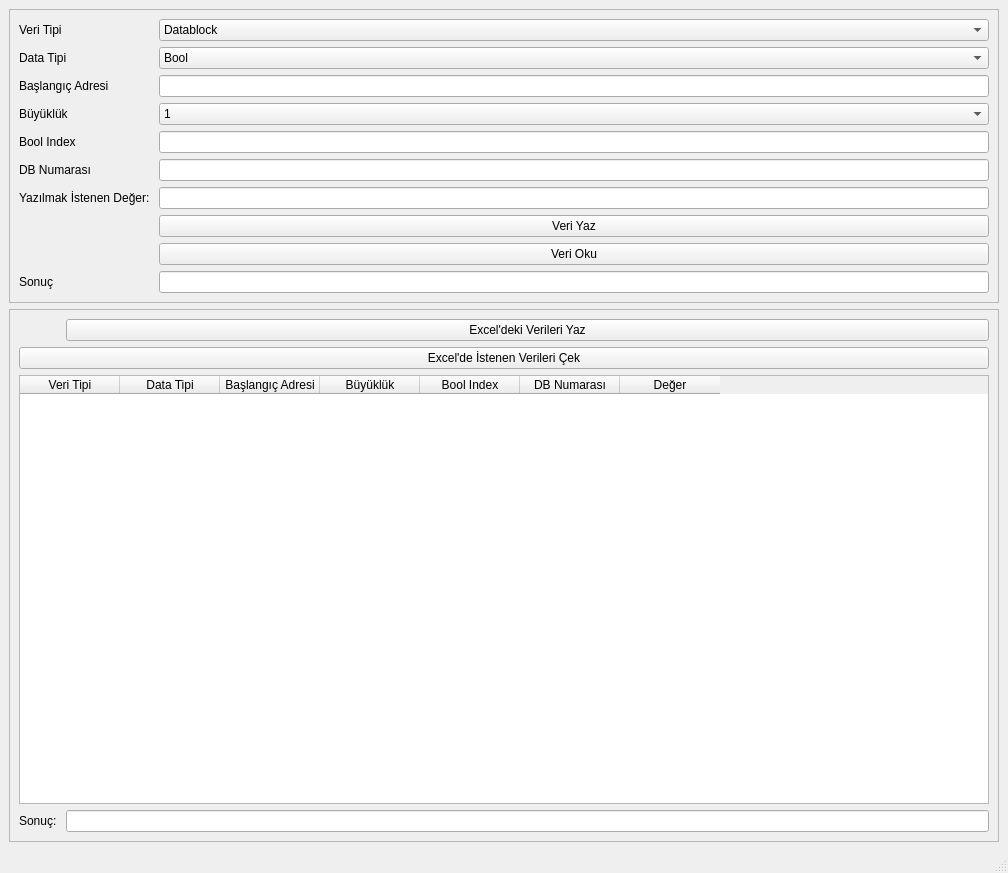
This is uis/main.ui in simalaybuke09/staj as Qt 5 draws it before an edit. The edited form follows.
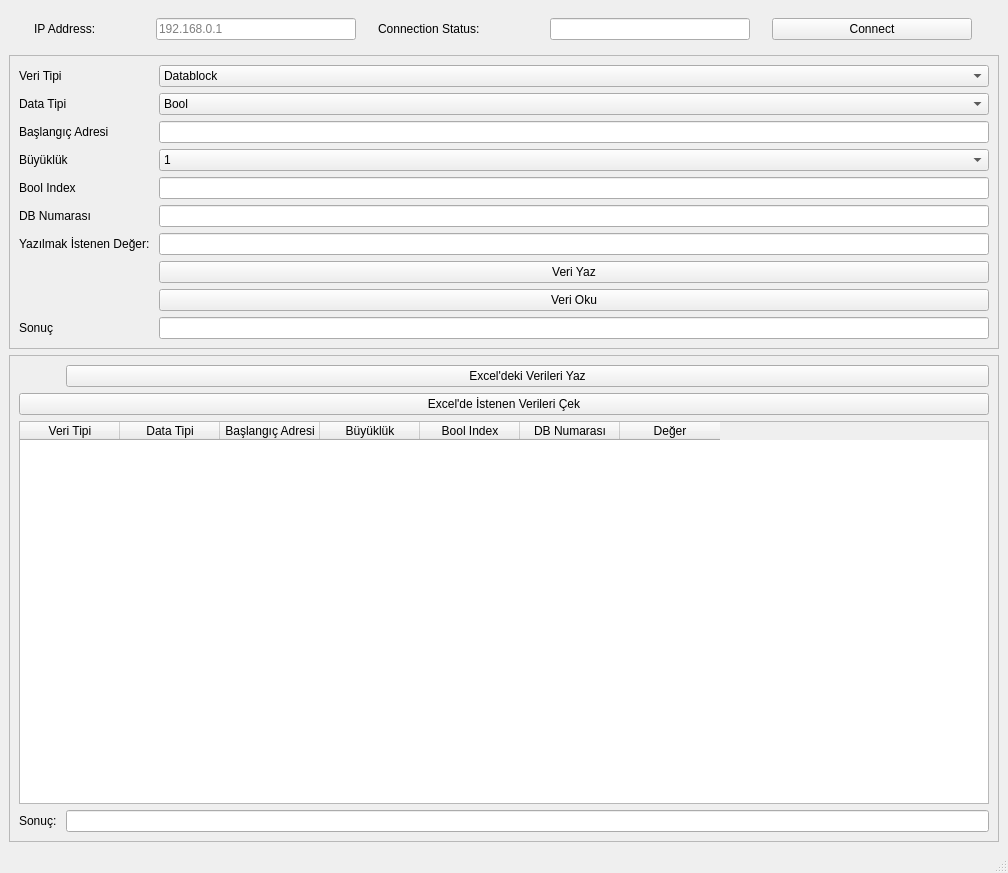
This is the edited form.

```diff
--- a/uis/main.ui
+++ b/uis/main.ui
@@ -14,8 +14,83 @@
    <string>MainWindow</string>
   </property>
   <widget class="QWidget" name="centralwidget">
-   <layout class="QVBoxLayout" name="verticalLayout">
-    <item>
+   <layout class="QGridLayout" name="gridLayout_2">
+    <item row="2" column="0">
+     <widget class="QFrame" name="frame_2">
+      <property name="frameShape">
+       <enum>QFrame::StyledPanel</enum>
+      </property>
+      <property name="frameShadow">
+       <enum>QFrame::Raised</enum>
+      </property>
+      <layout class="QFormLayout" name="formLayout">
+       <item row="0" column="1">
+        <widget class="QPushButton" name="ExcelWriteButton">
+         <property name="text">
+          <string>Excel'deki Verileri Yaz</string>
+         </property>
+        </widget>
+       </item>
+       <item row="1" column="0" colspan="2">
+        <widget class="QPushButton" name="ExcelButton">
+         <property name="text">
+          <string>Excel'de İstenen Verileri Çek</string>
+         </property>
+        </widget>
+       </item>
+       <item row="2" column="0" colspan="2">
+        <widget class="QTableWidget" name="Tablo">
+         <column>
+          <property name="text">
+           <string>Veri Tipi</string>
+          </property>
+         </column>
+         <column>
+          <property name="text">
+           <string>Data Tipi</string>
+          </property>
+         </column>
+         <column>
+          <property name="text">
+           <string>Başlangıç Adresi</string>
+          </property>
+         </column>
+         <column>
+          <property name="text">
+           <string>Büyüklük</string>
+          </property>
+         </column>
+         <column>
+          <property name="text">
+           <string>Bool Index</string>
+          </property>
+         </column>
+         <column>
+          <property name="text">
+           <string>DB Numarası</string>
+          </property>
+         </column>
+         <column>
+          <property name="text">
+           <string>Değer</string>
+          </property>
+         </column>
+        </widget>
+       </item>
+       <item row="3" column="0">
+        <widget class="QLabel" name="label_9">
+         <property name="text">
+          <string>Sonuç: </string>
+         </property>
+        </widget>
+       </item>
+       <item row="3" column="1">
+        <widget class="QLineEdit" name="result2"/>
+       </item>
+      </layout>
+     </widget>
+    </item>
+    <item row="1" column="0">
      <widget class="QFrame" name="frame">
       <property name="frameShape">
        <enum>QFrame::StyledPanel</enum>
@@ -31,15 +106,8 @@
          </property>
         </widget>
        </item>
-       <item row="9" column="2">
-        <widget class="QLineEdit" name="result"/>
-       </item>
-       <item row="6" column="0">
-        <widget class="QLabel" name="label_8">
-         <property name="text">
-          <string>Yazılmak İstenen Değer: </string>
-         </property>
-        </widget>
+       <item row="4" column="2">
+        <widget class="QLineEdit" name="boolIndex"/>
        </item>
        <item row="3" column="2">
         <widget class="QComboBox" name="size">
@@ -65,6 +133,16 @@
          </item>
         </widget>
        </item>
+       <item row="6" column="0">
+        <widget class="QLabel" name="label_8">
+         <property name="text">
+          <string>Yazılmak İstenen Değer: </string>
+         </property>
+        </widget>
+       </item>
+       <item row="9" column="2">
+        <widget class="QLineEdit" name="result"/>
+       </item>
        <item row="4" column="0">
         <widget class="QLabel" name="label_6">
          <property name="text">
@@ -72,22 +150,6 @@
          </property>
         </widget>
        </item>
-       <item row="4" column="2">
-        <widget class="QLineEdit" name="boolIndex"/>
-       </item>
-       <item row="5" column="0">
-        <widget class="QLabel" name="label_7">
-         <property name="text">
-          <string>DB Numarası</string>
-         </property>
-        </widget>
-       </item>
-       <item row="5" column="2">
-        <widget class="QLineEdit" name="db_number"/>
-       </item>
-       <item row="2" column="2">
-        <widget class="QLineEdit" name="startAddress"/>
-       </item>
        <item row="3" column="0">
         <widget class="QLabel" name="label_4">
          <property name="text">
@@ -102,13 +164,50 @@
          </property>
         </widget>
        </item>
-       <item row="1" column="0">
-        <widget class="QLabel" name="label_2">
+       <item row="2" column="2">
+        <widget class="QLineEdit" name="startAddress"/>
+       </item>
+       <item row="5" column="0">
+        <widget class="QLabel" name="label_7">
          <property name="text">
-          <string>Data Tipi</string>
+          <string>DB Numarası</string>
          </property>
         </widget>
        </item>
+       <item row="5" column="2">
+        <widget class="QLineEdit" name="db_number"/>
+       </item>
+       <item row="0" column="0">
+        <widget class="QLabel" name="label">
+         <property name="text">
+          <string>Veri Tipi</string>
+         </property>
+        </widget>
+       </item>
+       <item row="0" column="2">
+        <widget class="QComboBox" name="veri">
+         <item>
+          <property name="text">
+           <string>Datablock</string>
+          </property>
+         </item>
+         <item>
+          <property name="text">
+           <string>Input</string>
+          </property>
+         </item>
+         <item>
+          <property name="text">
+           <string>Output</string>
+          </property>
+         </item>
+         <item>
+          <property name="text">
+           <string>Marker</string>
+          </property>
+         </item>
+        </widget>
+       </item>
        <item row="1" column="2">
         <widget class="QComboBox" name="data">
          <item>
@@ -155,37 +254,13 @@
          </property>
         </widget>
        </item>
-       <item row="0" column="0">
-        <widget class="QLabel" name="label">
+       <item row="1" column="0">
+        <widget class="QLabel" name="label_2">
          <property name="text">
-          <string>Veri Tipi</string>
+          <string>Data Tipi</string>
          </property>
         </widget>
        </item>
-       <item row="0" column="2">
-        <widget class="QComboBox" name="veri">
-         <item>
-          <property name="text">
-           <string>Datablock</string>
-          </property>
-         </item>
-         <item>
-          <property name="text">
-           <string>Input</string>
-          </property>
-         </item>
-         <item>
-          <property name="text">
-           <string>Output</string>
-          </property>
-         </item>
-         <item>
-          <property name="text">
-           <string>Marker</string>
-          </property>
-         </item>
-        </widget>
-       </item>
        <item row="7" column="2">
         <widget class="QPushButton" name="pushButton">
          <property name="text">
@@ -199,78 +274,71 @@
       </layout>
      </widget>
     </item>
-    <item>
-     <widget class="QFrame" name="frame_2">
-      <property name="frameShape">
-       <enum>QFrame::StyledPanel</enum>
-      </property>
-      <property name="frameShadow">
-       <enum>QFrame::Raised</enum>
-      </property>
-      <layout class="QFormLayout" name="formLayout">
-       <item row="0" column="1">
-        <widget class="QPushButton" name="ExcelWriteButton">
+    <item row="0" column="0">
+     <widget class="QFrame" name="horizontalFrame">
+      <layout class="QHBoxLayout" name="horizontalLayout_3">
+       <item>
+        <widget class="QLabel" name="Ip_adress">
+         <property name="maximumSize">
+          <size>
+           <width>100</width>
+           <height>16777215</height>
+          </size>
+         </property>
          <property name="text">
-          <string>Excel'deki Verileri Yaz</string>
+          <string>IP Address:</string>
          </property>
         </widget>
        </item>
-       <item row="1" column="0" colspan="2">
-        <widget class="QPushButton" name="ExcelButton">
+       <item>
+        <widget class="QLineEdit" name="ip_address">
+         <property name="maximumSize">
+          <size>
+           <width>200</width>
+           <height>16777215</height>
+          </size>
+         </property>
+         <property name="placeholderText">
+          <string>192.168.0.1</string>
+         </property>
+        </widget>
+       </item>
+       <item>
+        <widget class="QLabel" name="Connection_Status">
+         <property name="maximumSize">
+          <size>
+           <width>150</width>
+           <height>16777215</height>
+          </size>
+         </property>
          <property name="text">
-          <string>Excel'de İstenen Verileri Çek</string>
+          <string>Connection Status:</string>
          </property>
         </widget>
        </item>
-       <item row="2" column="0" colspan="2">
-        <widget class="QTableWidget" name="Tablo">
-         <column>
-          <property name="text">
-           <string>Veri Tipi</string>
-          </property>
-         </column>
-         <column>
-          <property name="text">
-           <string>Data Tipi</string>
-          </property>
-         </column>
-         <column>
-          <property name="text">
-           <string>Başlangıç Adresi</string>
-          </property>
-         </column>
-         <column>
-          <property name="text">
-           <string>Büyüklük</string>
-          </property>
-         </column>
-         <column>
-          <property name="text">
-           <string>Bool Index</string>
-          </property>
-         </column>
-         <column>
-          <property name="text">
-           <string>DB Numarası</string>
-          </property>
-         </column>
-         <column>
-          <property name="text">
-           <string>Değer</string>
-          </property>
-         </column>
+       <item>
+        <widget class="QLineEdit" name="Connection_status">
+         <property name="maximumSize">
+          <size>
+           <width>200</width>
+           <height>16777215</height>
+          </size>
+         </property>
         </widget>
        </item>
-       <item row="3" column="0">
-        <widget class="QLabel" name="label_9">
+       <item>
+        <widget class="QPushButton" name="Connect">
+         <property name="maximumSize">
+          <size>
+           <width>200</width>
+           <height>16777215</height>
+          </size>
+         </property>
          <property name="text">
-          <string>Sonuç: </string>
+          <string>Connect</string>
          </property>
         </widget>
        </item>
-       <item row="3" column="1">
-        <widget class="QLineEdit" name="result2"/>
-       </item>
       </layout>
      </widget>
     </item>
```
